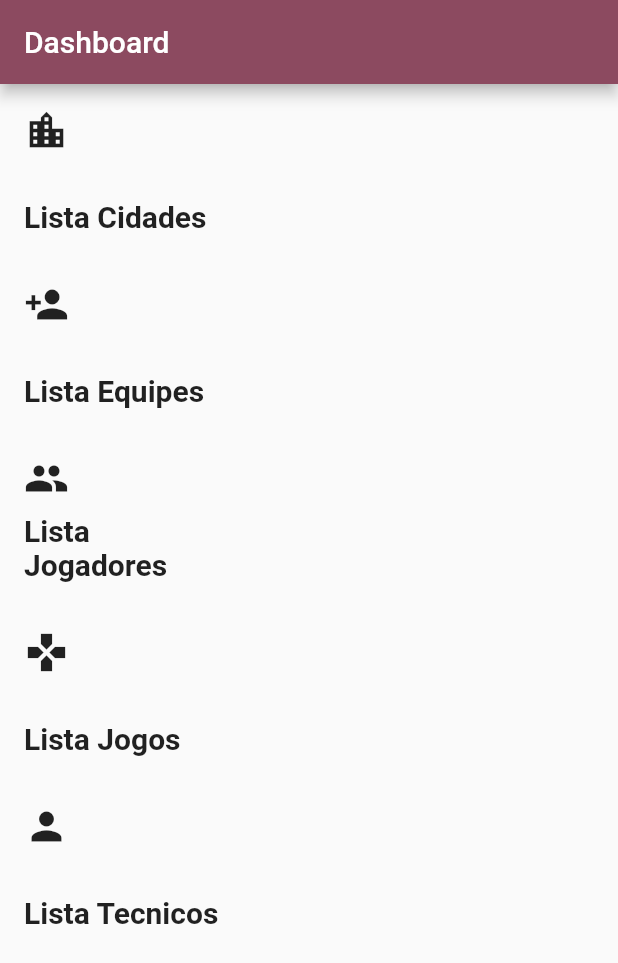
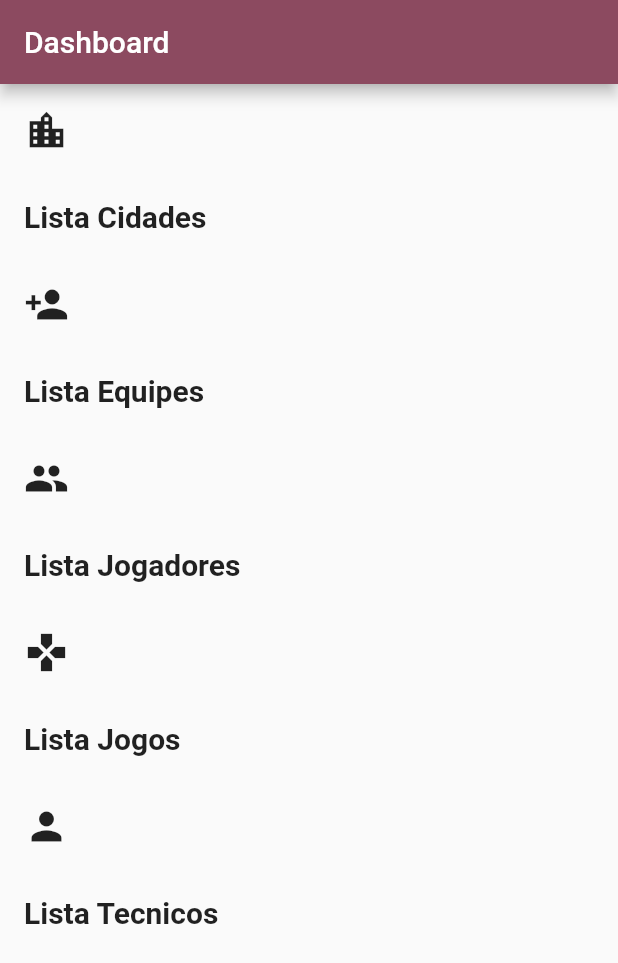
Before and after one commit to ThalesSSan/WorkFlutter, a Flutter app: the screen it shows after launch, on a phone screen of 412 x 824 dp. Shown: the top 963 px of the screen. Run offline on Flutter 3.47's test engine with Material 2 defaults, Android fonts, the phone set to English and light mode, and no system bars; our stand-ins replace sqflite; missing offline and left inert: dart:html; accounts and stored records are empty.

Commit message:
alteracao cidade e dash

```diff
--- a/lib/screens/Cidades/lista_cidades.dart
+++ b/lib/screens/Cidades/lista_cidades.dart
@@ -51,7 +51,8 @@ class _ListaCidadesState extends State<ListaCidades> {
           return Text('Error');
         },
       ),
-      floatingActionButton: FloatingActionButton(onPressed: () {
+      floatingActionButton: FloatingActionButton(
+        onPressed: () {
           Navigator.of(context)
               .push(
                 MaterialPageRoute(
@@ -61,7 +62,9 @@ class _ListaCidadesState extends State<ListaCidades> {
               .then(
                 (value) => setState(() {}),
               );
-      }),
+        },
+        child: Icon(Icons.add),
+      ),
     );
   }
 }
--- a/lib/screens/dashboard.dart
+++ b/lib/screens/dashboard.dart
@@ -36,7 +36,7 @@ class Dashboard extends StatelessWidget {
               },
               child: Container(
                 height: 100,
-                width: 150,
+                width: double.maxFinite,
                 child: Padding(
                   padding: const EdgeInsets.all(8.0),
                   child: Column(
@@ -72,7 +72,7 @@ class Dashboard extends StatelessWidget {
               },
               child: Container(
                 height: 100,
-                width: 150,
+                width: double.maxFinite,
                 child: Padding(
                   padding: const EdgeInsets.all(8.0),
                   child: Column(
@@ -108,7 +108,7 @@ class Dashboard extends StatelessWidget {
               },
               child: Container(
                 height: 100,
-                width: 150,
+                width: double.maxFinite,
                 child: Padding(
                   padding: const EdgeInsets.all(8.0),
                   child: Column(
@@ -144,7 +144,7 @@ class Dashboard extends StatelessWidget {
               },
               child: Container(
                 height: 100,
-                width: 150,
+                width: double.maxFinite,
                 child: Padding(
                   padding: const EdgeInsets.all(8.0),
                   child: Column(
@@ -180,7 +180,7 @@ class Dashboard extends StatelessWidget {
               },
               child: Container(
                 height: 100,
-                width: 150,
+                width: double.maxFinite,
                 child: Padding(
                   padding: const EdgeInsets.all(8.0),
                   child: Column(
```
Lines whose indentation alone changed are shown as unchanged.
